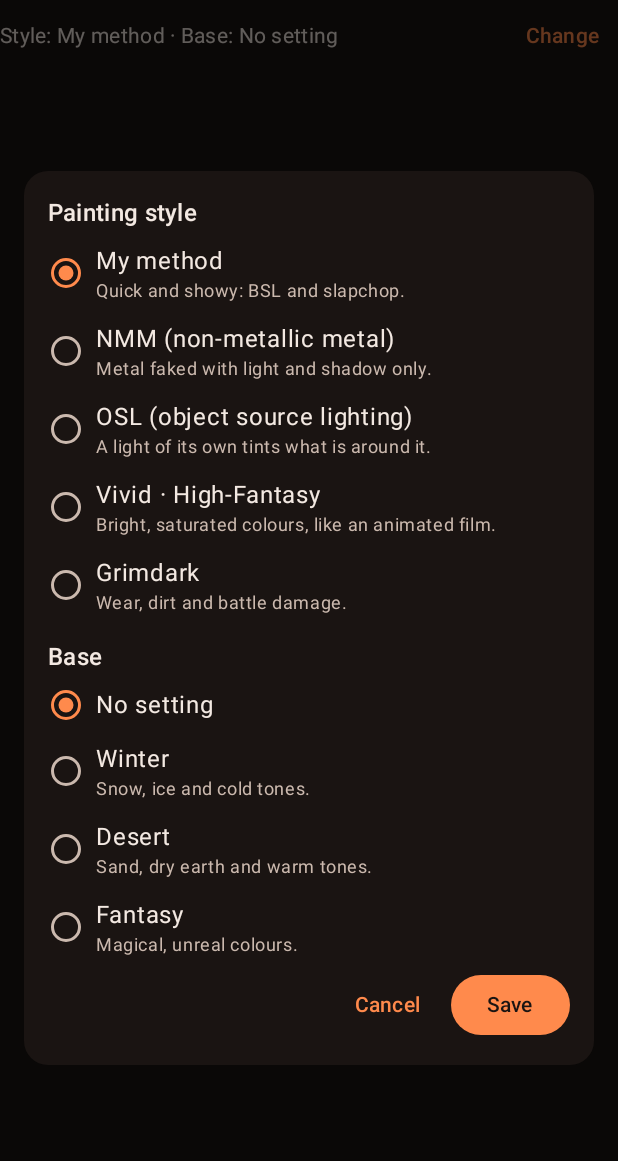
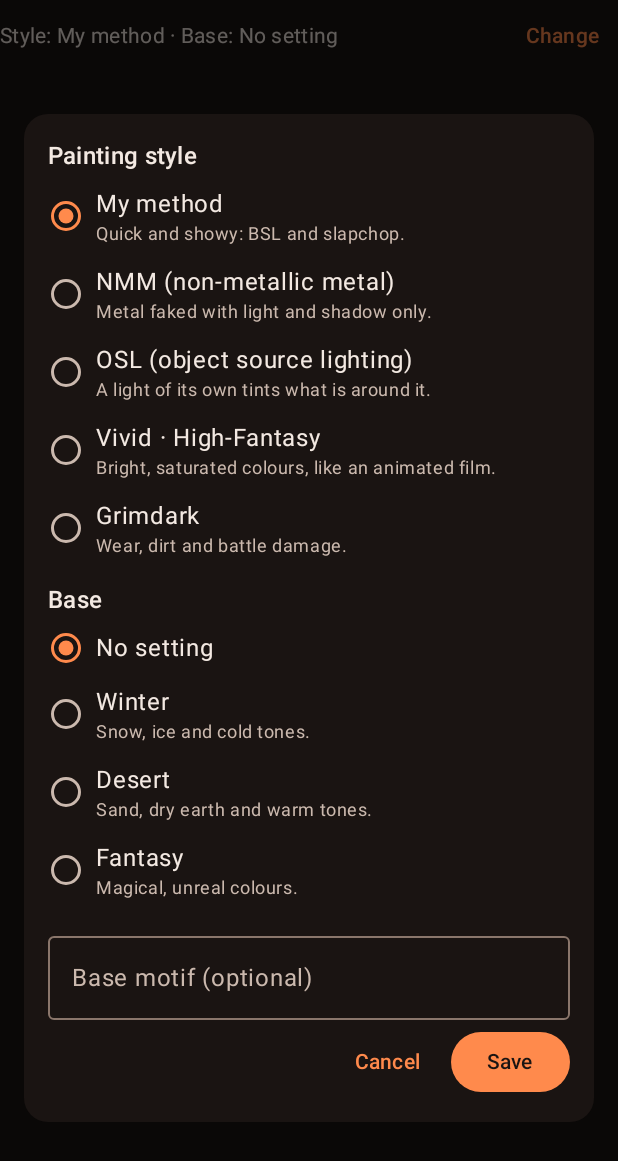
Before and after one commit to inigo-munoz/forja-de-color-android, an Android app built with Jetpack Compose: the composable LookLine shown on its own in the app's theme, after a tap on "Change", on a phone screen of 412 x 824 dp. Shown: the top 1161 px of the screen. Run offline under Robolectric (Android 15) with nearby library versions, the phone set to English and light mode, and no system bars.

Commit message:
feat(base): base motif field and basing materials in the recipe

```diff
--- a/app/src/main/kotlin/app/forjadecolor/ui/components/LookPicker.kt
+++ b/app/src/main/kotlin/app/forjadecolor/ui/components/LookPicker.kt
@@ -16,6 +16,9 @@ import androidx.compose.material3.Surface
 import androidx.compose.material3.Text
 import androidx.compose.material3.TextButton
 import androidx.compose.runtime.Composable
+import app.forjadecolor.domain.projects.cleanMotif
+import app.forjadecolor.domain.projects.MAX_MOTIF
+import androidx.compose.material3.OutlinedTextField
 import androidx.compose.runtime.getValue
 import androidx.compose.runtime.mutableStateOf
 import androidx.compose.runtime.saveable.rememberSaveable
@@ -39,7 +42,8 @@ fun LookLine(look: Look, onChange: (Look) -> Unit, modifier: Modifier = Modifier
     var editing by rememberSaveable { mutableStateOf(false) }
     Row(modifier.fillMaxWidth(), verticalAlignment = Alignment.CenterVertically, horizontalArrangement = Arrangement.spacedBy(8.dp)) {
         Text(
-            stringResource(R.string.look_summary, stringResource(styleName(look.style)), stringResource(baseName(look.baseSetting))),
+            stringResource(R.string.look_summary, stringResource(styleName(look.style)), stringResource(baseName(look.baseSetting))) +
+                (look.baseMotif?.let { " · $it" } ?: ""),
             style = MaterialTheme.typography.bodyMedium,
             modifier = Modifier.weight(1f).testTag("look_line"),
         )
@@ -55,6 +59,7 @@ fun LookLine(look: Look, onChange: (Look) -> Unit, modifier: Modifier = Modifier
 fun LookDialog(initial: Look, onSave: (Look) -> Unit, onCancel: () -> Unit) {
     var style by rememberSaveable { mutableStateOf(initial.style) }
     var base by rememberSaveable { mutableStateOf(initial.baseSetting) }
+    var motif by rememberSaveable { mutableStateOf(initial.baseMotif.orEmpty()) }
     Dialog(onDismissRequest = onCancel, properties = DialogProperties(usePlatformDefaultWidth = false)) {
         Surface(Modifier.fillMaxWidth().padding(16.dp).testTag("look_dialog"), shape = MaterialTheme.shapes.large) {
             Column(Modifier.verticalScroll(rememberScrollState()).padding(16.dp), verticalArrangement = Arrangement.spacedBy(4.dp)) {
@@ -66,9 +71,17 @@ fun LookDialog(initial: Look, onSave: (Look) -> Unit, onCancel: () -> Unit) {
                 (listOf<BaseSetting?>(null) + BaseSetting.entries).forEach { b ->
                     Choice(baseName(b), baseHelp(b), selected = base == b, tag = "base_${b?.let { wire(it.name) } ?: "none"}") { base = b }
                 }
+                OutlinedTextField(
+                    value = motif,
+                    onValueChange = { motif = it.take(MAX_MOTIF) },
+                    label = { Text(stringResource(R.string.look_motif)) },
+                    placeholder = { Text(stringResource(R.string.look_motif_hint)) },
+                    singleLine = true,
+                    modifier = Modifier.fillMaxWidth().padding(top = 8.dp).testTag("look_motif"),
+                )
                 Row(Modifier.fillMaxWidth(), horizontalArrangement = Arrangement.spacedBy(8.dp, Alignment.End)) {
                     TextButton(onClick = onCancel, modifier = Modifier.testTag("look_cancel")) { Text(stringResource(R.string.inventory_cancel)) }
-                    Button(onClick = { onSave(Look(style, base)) }, modifier = Modifier.testTag("look_save")) { Text(stringResource(R.string.look_save)) }
+                    Button(onClick = { onSave(Look(style, base, cleanMotif(motif))) }, modifier = Modifier.testTag("look_save")) { Text(stringResource(R.string.look_save)) }
                 }
             }
         }
--- a/app/src/main/res/values/strings.xml
+++ b/app/src/main/res/values/strings.xml
@@ -217,4 +217,7 @@
     <string name="ask_choose_project_photo">Choose a project photo</string>
     <string name="ask_chosen_photos">Project photos that will be sent:</string>
     <string name="ask_done">Done</string>
+    <string name="look_motif">Base motif (optional)</string>
+    <string name="look_motif_hint">e.g. lava river, graveyard, autumn forest</string>
+    <string name="project_base_materials">For the base (materials you may not have)</string>
 </resources>
```
Also changed, not shown: app/src/main/kotlin/app/forjadecolor/ui/project/AdviceViews.kt (+7 -0 lines), 2 other files.
